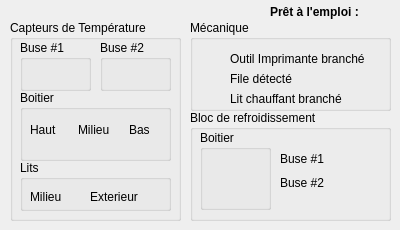
Qt form src/PrinterChecker.ui (polybox3d/polybox) before a commit.
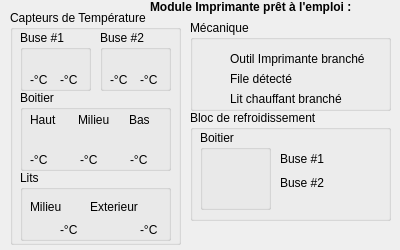
The same form after that commit. Icons and pictures are not drawn. Custom widgets are drawn as their Qt base class.

What changed in the file:
```diff
--- a/src/PrinterChecker.ui
+++ b/src/PrinterChecker.ui
@@ -7,7 +7,7 @@
     <x>0</x>
     <y>0</y>
     <width>400</width>
-    <height>230</height>
+    <height>250</height>
    </rect>
   </property>
   <property name="windowTitle">
@@ -17,9 +17,9 @@
    <property name="geometry">
     <rect>
      <x>10</x>
-     <y>20</y>
+     <y>10</y>
      <width>171</width>
-     <height>201</height>
+     <height>235</height>
     </rect>
    </property>
    <property name="title">
@@ -31,7 +31,7 @@
       <x>10</x>
       <y>20</y>
       <width>71</width>
-      <height>51</height>
+      <height>61</height>
      </rect>
     </property>
     <property name="title">
@@ -41,7 +41,7 @@
      <property name="geometry">
       <rect>
        <x>10</x>
-       <y>30</y>
+       <y>25</y>
        <width>15</width>
        <height>15</height>
       </rect>
@@ -60,7 +60,7 @@
      <property name="geometry">
       <rect>
        <x>40</x>
-       <y>30</y>
+       <y>25</y>
        <width>15</width>
        <height>15</height>
       </rect>
@@ -75,6 +75,32 @@
       <bool>true</bool>
      </property>
     </widget>
+    <widget class="QLabel" name="tempBotBuse1Value">
+     <property name="geometry">
+      <rect>
+       <x>40</x>
+       <y>40</y>
+       <width>31</width>
+       <height>20</height>
+      </rect>
+     </property>
+     <property name="text">
+      <string>-°C</string>
+     </property>
+    </widget>
+    <widget class="QLabel" name="tempTopBuse1Value">
+     <property name="geometry">
+      <rect>
+       <x>10</x>
+       <y>40</y>
+       <width>31</width>
+       <height>20</height>
+      </rect>
+     </property>
+     <property name="text">
+      <string>-°C</string>
+     </property>
+    </widget>
    </widget>
    <widget class="QGroupBox" name="buse2Bloc">
     <property name="geometry">
@@ -82,7 +108,7 @@
       <x>90</x>
       <y>20</y>
       <width>71</width>
-      <height>51</height>
+      <height>61</height>
      </rect>
     </property>
     <property name="title">
@@ -92,7 +118,7 @@
      <property name="geometry">
       <rect>
        <x>40</x>
-       <y>30</y>
+       <y>25</y>
        <width>15</width>
        <height>15</height>
       </rect>
@@ -111,7 +137,7 @@
      <property name="geometry">
       <rect>
        <x>10</x>
-       <y>30</y>
+       <y>25</y>
        <width>15</width>
        <height>15</height>
       </rect>
@@ -126,14 +152,45 @@
       <bool>true</bool>
      </property>
     </widget>
+    <widget class="QLabel" name="tempTopBuse2Value">
+     <property name="geometry">
+      <rect>
+       <x>10</x>
+       <y>40</y>
+       <width>31</width>
+       <height>20</height>
+      </rect>
+     </property>
+     <property name="text">
+      <string>-°C</string>
+     </property>
+    </widget>
+    <widget class="QLabel" name="tempBotBuse2Value">
+     <property name="geometry">
+      <rect>
+       <x>40</x>
+       <y>40</y>
+       <width>31</width>
+       <height>20</height>
+      </rect>
+     </property>
+     <property name="text">
+      <string>-°C</string>
+     </property>
+    </widget>
+    <zorder>tempBotBuse2Led</zorder>
+    <zorder>tempTopBuse2Led</zorder>
+    <zorder>boxBloc</zorder>
+    <zorder>tempTopBuse2Value</zorder>
+    <zorder>tempBotBuse2Value</zorder>
    </widget>
    <widget class="QGroupBox" name="boxBloc">
     <property name="geometry">
      <rect>
       <x>10</x>
-      <y>70</y>
+      <y>80</y>
       <width>151</width>
-      <height>71</height>
+      <height>81</height>
      </rect>
     </property>
     <property name="title">
@@ -143,7 +200,7 @@
      <property name="geometry">
       <rect>
        <x>20</x>
-       <y>50</y>
+       <y>40</y>
        <width>15</width>
        <height>15</height>
       </rect>
@@ -162,7 +219,7 @@
      <property name="geometry">
       <rect>
        <x>120</x>
-       <y>50</y>
+       <y>40</y>
        <width>15</width>
        <height>15</height>
       </rect>
@@ -181,7 +238,7 @@
      <property name="geometry">
       <rect>
        <x>70</x>
-       <y>50</y>
+       <y>40</y>
        <width>15</width>
        <height>15</height>
       </rect>
@@ -196,11 +253,11 @@
       <bool>true</bool>
      </property>
     </widget>
-    <widget class="QWidget" name="">
+    <widget class="QWidget" name="layoutWidget">
      <property name="geometry">
       <rect>
        <x>10</x>
-       <y>30</y>
+       <y>20</y>
        <width>133</width>
        <height>20</height>
       </rect>
@@ -229,14 +286,53 @@
       </item>
      </layout>
     </widget>
+    <widget class="QLabel" name="tempBoxTopValue">
+     <property name="geometry">
+      <rect>
+       <x>10</x>
+       <y>60</y>
+       <width>31</width>
+       <height>20</height>
+      </rect>
+     </property>
+     <property name="text">
+      <string>-°C</string>
+     </property>
+    </widget>
+    <widget class="QLabel" name="tempBoxMiddleValue">
+     <property name="geometry">
+      <rect>
+       <x>60</x>
+       <y>60</y>
+       <width>31</width>
+       <height>20</height>
+      </rect>
+     </property>
+     <property name="text">
+      <string>-°C</string>
+     </property>
+    </widget>
+    <widget class="QLabel" name="tempBoxBotValue">
+     <property name="geometry">
+      <rect>
+       <x>110</x>
+       <y>60</y>
+       <width>31</width>
+       <height>20</height>
+      </rect>
+     </property>
+     <property name="text">
+      <string>-°C</string>
+     </property>
+    </widget>
    </widget>
    <widget class="QGroupBox" name="bedBloc">
     <property name="geometry">
      <rect>
       <x>10</x>
-      <y>140</y>
+      <y>160</y>
       <width>151</width>
-      <height>51</height>
+      <height>71</height>
      </rect>
     </property>
     <property name="title">
@@ -306,6 +402,32 @@
       <string>Exterieur</string>
      </property>
     </widget>
+    <widget class="QLabel" name="tempBedMidValue">
+     <property name="geometry">
+      <rect>
+       <x>40</x>
+       <y>50</y>
+       <width>31</width>
+       <height>20</height>
+      </rect>
+     </property>
+     <property name="text">
+      <string>-°C</string>
+     </property>
+    </widget>
+    <widget class="QLabel" name="tempBedExtValue">
+     <property name="geometry">
+      <rect>
+       <x>120</x>
+       <y>50</y>
+       <width>31</width>
+       <height>20</height>
+      </rect>
+     </property>
+     <property name="text">
+      <string>-°C</string>
+     </property>
+    </widget>
    </widget>
   </widget>
   <widget class="QGroupBox" name="coldBloc">
@@ -586,21 +708,21 @@
   <widget class="QLabel" name="label_11">
    <property name="geometry">
     <rect>
-     <x>270</x>
-     <y>5</y>
-     <width>101</width>
+     <x>150</x>
+     <y>0</y>
+     <width>231</width>
      <height>16</height>
     </rect>
    </property>
    <property name="text">
-    <string>&lt;html&gt;&lt;head/&gt;&lt;body&gt;&lt;p&gt;&lt;span style=&quot; font-weight:600;&quot;&gt;Prêt à l'emploi : &lt;br/&gt;&lt;/span&gt;&lt;/p&gt;&lt;/body&gt;&lt;/html&gt;</string>
+    <string>&lt;html&gt;&lt;head/&gt;&lt;body&gt;&lt;p&gt;&lt;span style=&quot; font-weight:600;&quot;&gt;Module Imprimante prêt à l'emploi : &lt;br/&gt;&lt;/span&gt;&lt;/p&gt;&lt;/body&gt;&lt;/html&gt;</string>
    </property>
   </widget>
   <widget class="Led" name="printerReadyLed">
    <property name="geometry">
     <rect>
-     <x>370</x>
-     <y>7</y>
+     <x>380</x>
+     <y>0</y>
      <width>15</width>
      <height>15</height>
     </rect>
```
Left out of the diff: 2 changed lines with no effect on the pictures.
